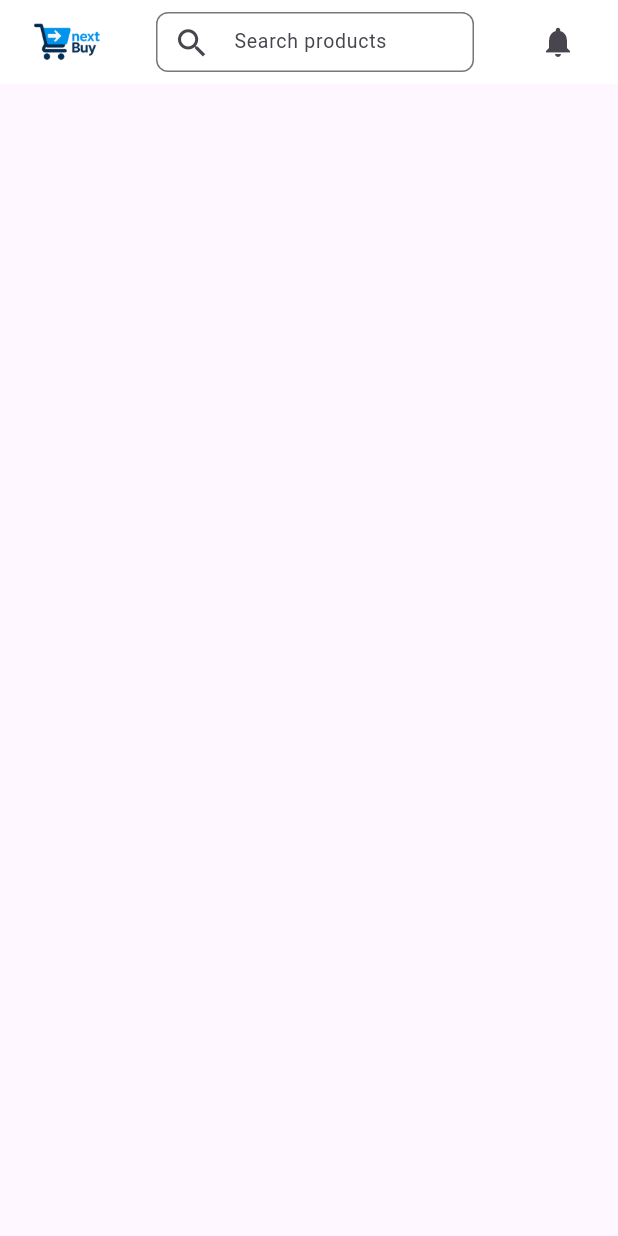
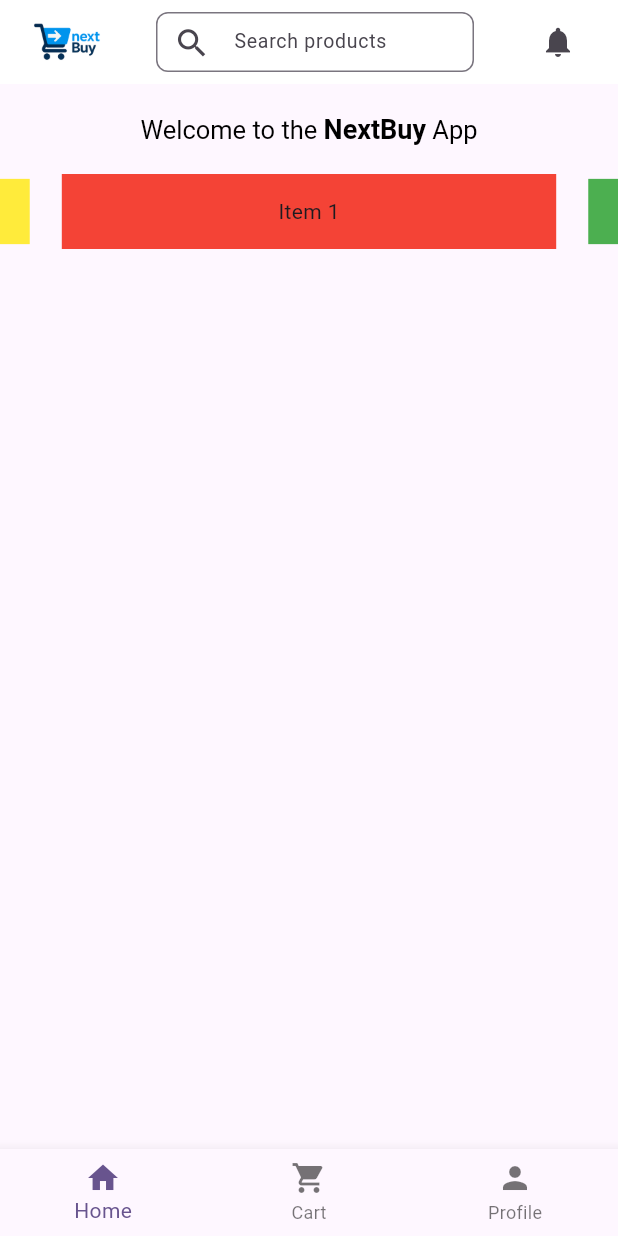
Before and after one commit to Gui232005/Portfolio, a Flutter app: the screen it shows after launch, on a phone screen of 412 x 824 dp. Run offline on Flutter 3.47's test engine with Material 3 defaults, Android fonts, the phone set to English and light mode, and no system bars; drawn by our look-alikes of carousel_slider; our stand-ins replace go_router.

Commit message:
update
I already have the notifications corrections, I have the icon button, carousel_slider like bootstrap, but I need to improve that slider to have four/five products inside my carousel

```diff
--- a/new_amazon/lib/components/app_bar.dart
+++ b/new_amazon/lib/components/app_bar.dart
@@ -1,8 +1,10 @@
+// ignore_for_file: avoid_print
+
 import 'package:flutter/material.dart';
 import 'search_bar.dart' as custom_search_bar;
 import 'package:go_router/go_router.dart';
 
-class CustomAppBar extends StatefulWidget{
+class CustomAppBar extends StatefulWidget {
   const CustomAppBar({super.key});
 
   @override
@@ -13,7 +15,10 @@ class _CustomAppBarState extends State<CustomAppBar> {
   @override
   Widget build(BuildContext context) {
     return AppBar(
-        leading: Image.asset('assets/logo.png'),
+      leading: InkWell(
+        onTap: () => context.pop(),
+        child: Image.asset('assets/logo.png'),
+      ),
       title: const custom_search_bar.SearchBar(),
       centerTitle: true,
       actions: [
--- /dev/null
+++ b/new_amazon/lib/components/bottomNavigation.dart
@@ -0,0 +1,27 @@
+// ignore_for_file: file_names
+
+import 'package:flutter/material.dart';
+
+class CustomBottomNavigationBar extends StatelessWidget {
+  const CustomBottomNavigationBar({super.key});
+
+  @override
+  Widget build(BuildContext context) {
+    return BottomNavigationBar(
+      items:[
+        BottomNavigationBarItem(
+          icon: Icon(Icons.home),
+          label: 'Home',
+        ),
+        BottomNavigationBarItem(
+          icon: Icon(Icons.shopping_cart),
+          label: 'Cart',
+        ),
+        BottomNavigationBarItem(
+          icon: Icon(Icons.person),
+          label: 'Profile',
+        ),
+      ],
+    );
+  }
+}
--- a/new_amazon/lib/main.dart
+++ b/new_amazon/lib/main.dart
@@ -2,8 +2,10 @@
 
 import 'package:flutter/material.dart';
 import 'package:go_router/go_router.dart';
+import 'package:new_amazon/components/bottomNavigation.dart';
 import 'components/app_bar.dart' as custom_app_bar;
 import 'routing.dart';
+import 'package:carousel_slider/carousel_slider.dart';
 
 void main() {
   runApp(const MyApp());
@@ -37,15 +39,61 @@ class MyHomePage extends StatelessWidget {
         child: GestureDetector(
           child: Column(
             children: [
-              Row(
-                children: [
-
-                ],
-              )
-            ]
-          )
+              SizedBox(
+                height: 60,
+                child: Center(
+                  child: RichText(
+                    text: TextSpan(
+                      style: TextStyle(fontSize: 17, color: Colors.black),
+                      children: [
+                        TextSpan(text: 'Welcome to the '),
+                        TextSpan(
+                          text: 'NextBuy',
+                          style: TextStyle(
+                            fontWeight: FontWeight.bold,
+                            fontSize: 18,
+                          ),
+                        ),
+                        TextSpan(text: ' App'),
+                      ],
+                    ),
+                  ),
+                ),
+              ),
+              SizedBox(
+                child: CarouselSlider(
+                  options: CarouselOptions(
+                    height: 50,
+                    autoPlay: true,
+                    enlargeCenterPage: true,
+                    aspectRatio: 16 / 9,
+                    viewportFraction: 0.8,
+                  ),
+                  items: [
+                    Container(
+                      color: Colors.red,
+                      child: Center(child: Text('Item 1')),
+                    ),
+                    Container(
+                      color: Colors.green,
+                      child: Center(child: Text('Item 2')),
+                    ),
+                    Container(
+                      color: Colors.blue,
+                      child: Center(child: Text('Item 3')),
+                    ),
+                    Container(
+                      color: Colors.yellow,
+                      child: Center(child: Text('Item 4')),
+                    ),
+                  ],
+                ),
+              ),
+            ],
+          ),
         ),
       ),
+      bottomNavigationBar: CustomBottomNavigationBar(),
     );
   }
 }
--- a/new_amazon/lib/pages/notifications_page.dart
+++ b/new_amazon/lib/pages/notifications_page.dart
@@ -61,7 +61,17 @@ class _NotificationsPageState extends State<NotificationsPage> {
                         onPressed: () {
                           setState(() {
                             notifications.removeAt(index);
-                            selectedIndexes.remove(index);
+                            // Atualiza os índices selecionados
+                            Set<int> updated = {};
+                            for (var i in selectedIndexes) {
+                              if (i == index) continue;
+                              if (i > index) {
+                                updated.add(i - 1);
+                              } else {
+                                updated.add(i);
+                              }
+                            }
+                            selectedIndexes = updated;
                           });
                         },
                       ),
--- a/new_amazon/pubspec.yaml
+++ b/new_amazon/pubspec.yaml
@@ -36,6 +36,8 @@ dependencies:
   cupertino_icons: ^1.0.8
   standard_searchbar: ^2.1.1
   go_router: ^16.1.0
+  imagebutton: ^1.0.0
+  carousel_slider: ^5.1.1
 
 dev_dependencies:
   flutter_test:
```
Also changed, not shown: new_amazon/pubspec.lock. Lines whose indentation alone changed are shown as unchanged.
